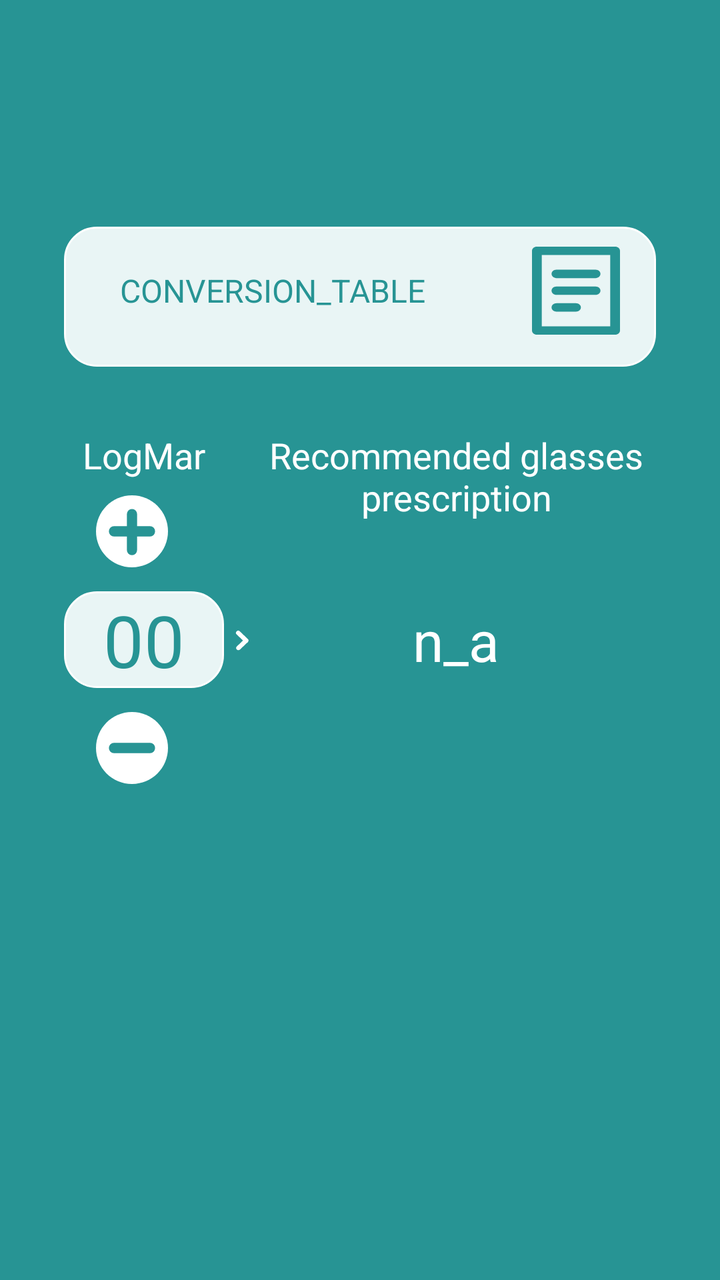
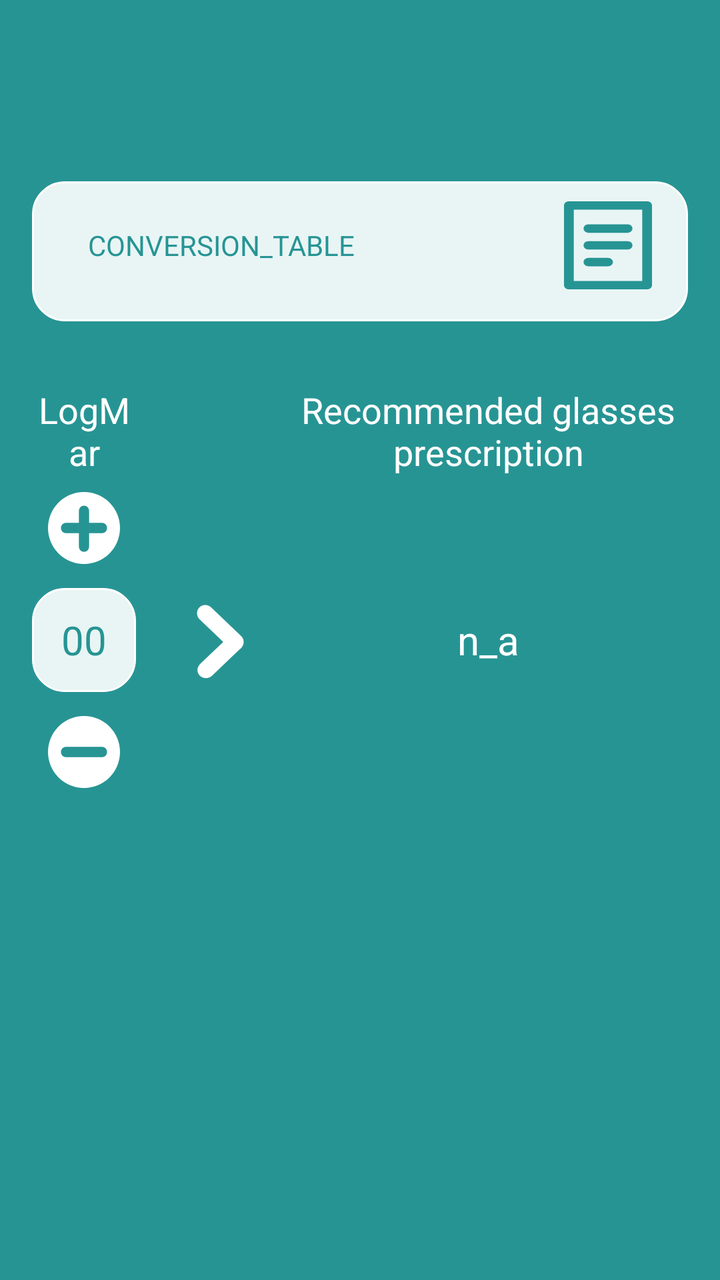

Screens rendered from an Android XML layout before and after an edit, with the pre-edit source and the edit as a unified diff.
<!-- AndroidManifest.xml: application theme Theme.CheckEyesight -->
<!-- res/layout/fragment_calculate.xml -->
<?xml version="1.0" encoding="utf-8"?>
<RelativeLayout xmlns:android="http://schemas.android.com/apk/res/android"
    xmlns:tools="http://schemas.android.com/tools"
    android:layout_width="match_parent"
    android:layout_height="match_parent"
    android:background="@color/dark_night"
    tools:context=".calculate.Calculate">


    <RelativeLayout
        android:id="@+id/relativeLayout6"
        android:layout_width="match_parent"
        android:layout_height="wrap_content"
        android:layout_above="@id/result2"
        android:layout_centerHorizontal="true"
        android:layout_marginHorizontal="32dp"
        android:layout_marginBottom="32dp"
        android:background="@drawable/btn_background_unselected"
        android:paddingHorizontal="16dp"
        android:paddingVertical="8dp">

        <Button
            android:id="@+id/btn_first"
            android:layout_width="match_parent"
            android:layout_height="48dp"
            android:layout_alignParentStart="true"
            android:layout_marginBottom="6dp"
            android:layout_toStartOf="@id/image_first"
            android:background="@android:color/transparent"
            android:gravity="center_vertical"
            android:paddingHorizontal="12dp"
            android:text="@string/conversion_table"
            android:textColor="@color/dark_and_light"
            android:textSize="16sp"


            />

        <ImageView
            android:id="@+id/image_first"
            android:layout_width="48dp"
            android:layout_height="48dp"
            android:layout_alignParentEnd="true"
            android:layout_marginBottom="6dp"
            android:padding="2dp"
            android:src="@drawable/ic_conversion_table"

            />

    </RelativeLayout>

    <TextView
        android:id="@+id/textView6"
        android:layout_width="match_parent"
        android:layout_height="wrap_content"
        android:layout_above="@id/increase"
        android:layout_marginBottom="8dp"
        android:gravity="center"
        android:text="LogMar"
        android:textColor="@color/white"
        android:layout_alignLeft="@id/text_result"
        android:layout_alignRight="@id/text_result"
        android:textSize="18sp"

        />

    <TextView
        android:id="@+id/result2"
        android:layout_width="200dp"
        android:layout_height="wrap_content"
        android:layout_alignTop="@id/textView6"
        android:layout_alignParentEnd="true"
        android:gravity="center"
        android:text="@string/recommended_glasses"
        android:textColor="@color/white"
        android:layout_marginEnd="32dp"
        android:textSize="18sp"

        />

    <ImageButton
        android:id="@+id/increase"
        android:layout_width="36dp"
        android:layout_height="36dp"
        android:layout_above="@id/text_result"
        android:layout_marginStart="48dp"
        android:layout_marginBottom="12dp"
        android:background="@drawable/btn_background_unselected"
        android:backgroundTint="@color/dark_night"
        android:padding="0dp"
        android:scaleType="fitCenter"
        android:src="@drawable/ic_plus" />

    <TextView
        android:id="@+id/text_view_result"
        android:layout_width="140dp"
        android:layout_height="wrap_content"
        android:layout_centerVertical="true"
        android:gravity="center_horizontal"
        android:text="@string/n_a"
        android:maxLines="1"
        android:textColor="@color/white"
        android:textSize="28sp"
        android:layout_alignEnd="@id/result2"
        android:layout_alignStart="@id/result2"

        />


    <ImageButton
        android:id="@+id/decrease"
        android:layout_width="36dp"
        android:layout_height="36dp"
        android:layout_below="@id/text_result"
        android:layout_marginStart="48dp"
        android:layout_marginTop="12dp"
        android:backgroundTint="@color/dark_night"
        android:padding="0dp"
        android:scaleType="fitCenter"
        android:src="@drawable/ic_minus"
        android:background="@drawable/btn_background_unselected"
        />

    <TextView
        android:id="@+id/text_result"
        android:layout_width="80dp"
        android:layout_height="wrap_content"
        android:layout_centerVertical="true"
        android:background="@drawable/btn_background_unselected"
        android:layout_marginStart="32dp"
        android:gravity="center"
        android:maxLines="1"
        android:text="00"
        android:textColor="@color/dark_and_light"
        android:textSize="36sp"

        />

    <ImageView
        android:layout_width="60dp"
        android:layout_height="60dp"
        android:layout_toEndOf="@id/text_result"
        android:layout_centerVertical="true"
        android:layout_toStartOf="@id/text_view_result"
        android:src="@drawable/back"
        android:rotation="180"
        />


</RelativeLayout>
<!-- resources referenced by this layout -->
<resources>
  <color name="dark_and_light">#279494</color>
  <color name="dark_night">#279494</color>
  <color name="white">#FFFFFFFF</color>
  <!-- drawable back (drawable) -->
  <vector xmlns:android="http://schemas.android.com/apk/res/android"
      android:width="36dp"
      android:height="36dp"
      android:viewportWidth="36"
      android:viewportHeight="36">
    <group>
      <clip-path
          android:pathData="M0,0h36v36h-36z"/>
      <path
          android:pathData="M18,18m-18,0a18,18 0,1 1,36 0a18,18 0,1 1,-36 0"
  
          />
      <path
          android:pathData="M10.813,14.145L9.004,15.871L12.621,19.323L14.43,17.597L10.813,14.145ZM21.63,10.726C22.629,9.773 22.629,8.227 21.63,7.274C20.631,6.321 19.011,6.321 18.013,7.274L21.63,10.726ZM14.43,17.597L21.63,10.726L18.013,7.274L10.813,14.145L14.43,17.597Z"
          android:fillColor="@color/white"
  
          />
      <path
          android:pathData="M11,17.412L20,26"
          android:strokeWidth="5"
          android:fillColor="@color/white"
          android:strokeColor="@color/white"
          android:strokeLineCap="round"
  
          />
    </group>
  </vector>
  <!-- drawable btn_background_unselected (drawable) -->
  <?xml version="1.0" encoding="utf-8"?>
  <shape xmlns:android="http://schemas.android.com/apk/res/android">
      <corners android:radius="16dp" />
      <padding
          android:bottom="0dp"
          android:left="0dp"
          android:right="0dp"
          android:top="0dp" />
  
      <solid android:color="@color/light_and_dark" />
      <size android:height="20dp" />
  
      <stroke
          android:width="1sp"
          android:color="@color/white" />
  </shape>
  <!-- drawable ic_minus (drawable) -->
  <vector xmlns:android="http://schemas.android.com/apk/res/android"
      android:width="282dp"
      android:height="282dp"
      android:viewportWidth="282"
      android:viewportHeight="282">
    <group>
      <clip-path
          android:pathData="M0,0h282v282h-282z"/>
      <path
          android:pathData="M141,282C218.87,282 282,218.87 282,141C282,63.13 218.87,0 141,0C63.13,0 0,63.13 0,141C0,218.87 63.13,282 141,282Z"
          android:fillColor="@color/white"/>
      <path
          android:pathData="M211.5,141H70.5"
          android:strokeLineJoin="round"
          android:strokeWidth="40"
          android:fillColor="#00000000"
          android:strokeColor="#279494"
          android:strokeLineCap="round"/>
    </group>
  </vector>
  <string name="conversion_table">conversion_table</string>
  <string name="n_a">n_a</string>
  <string name="recommended_glasses">Recommended glasses prescription</string>
  <style name="Theme.CheckEyesight" parent="Theme.AppCompat.DayNight.DarkActionBar">
          
          <item name="colorPrimary">@color/cardview_dark_background</item>
          <item name="colorPrimaryVariant">@color/black</item>
          <item name="colorOnPrimary">@color/black</item>
          
          <item name="colorSecondary">@color/black</item>
          <item name="colorSecondaryVariant">@color/black</item>
          <item name="colorOnSecondary">@color/black</item>
          
          <item name="background">@color/teal_700</item>
          <item name="fontFamily">@font/balsamiqsans_regular</item>
  
          <item name="android:navigationBarColor">@android:color/transparent</item>
          <item name="android:statusBarColor">@android:color/transparent</item>
          <item name="android:colorControlHighlight">@android:color/transparent</item>
  
      </style>
  <color name="light_and_dark">#E9F5F5</color>
  <color name="black">#FF000000</color>
  <color name="teal_700">#7C0C32</color>
  <!-- unchanged entries left out for length: 2 -->
</resources>

<!-- the commit's change to res/layout/fragment_calculate.xml (unified diff, before → after) -->
@@ -13,7 +13,7 @@
         android:layout_height="wrap_content"
         android:layout_above="@id/result2"
         android:layout_centerHorizontal="true"
-        android:layout_marginHorizontal="32dp"
+        android:layout_marginHorizontal="16dp"
         android:layout_marginBottom="32dp"
         android:background="@drawable/btn_background_unselected"
         android:paddingHorizontal="16dp"
@@ -22,7 +22,7 @@
         <Button
             android:id="@+id/btn_first"
             android:layout_width="match_parent"
-            android:layout_height="48dp"
+            android:layout_height="wrap_content"
             android:layout_alignParentStart="true"
             android:layout_marginBottom="6dp"
             android:layout_toStartOf="@id/image_first"
@@ -31,7 +31,7 @@
             android:paddingHorizontal="12dp"
             android:text="@string/conversion_table"
             android:textColor="@color/dark_and_light"
-            android:textSize="16sp"
+            android:textSize="14sp"
 
 
             />
@@ -73,7 +73,7 @@
         android:gravity="center"
         android:text="@string/recommended_glasses"
         android:textColor="@color/white"
-        android:layout_marginEnd="32dp"
+        android:layout_marginEnd="16dp"
         android:textSize="18sp"
 
         />
@@ -83,11 +83,12 @@
         android:layout_width="36dp"
         android:layout_height="36dp"
         android:layout_above="@id/text_result"
-        android:layout_marginStart="48dp"
         android:layout_marginBottom="12dp"
         android:background="@drawable/btn_background_unselected"
         android:backgroundTint="@color/dark_night"
         android:padding="0dp"
+        android:layout_alignStart="@id/text_result"
+        android:layout_alignEnd="@id/text_result"
         android:scaleType="fitCenter"
         android:src="@drawable/ic_plus" />
 
@@ -100,7 +101,7 @@
         android:text="@string/n_a"
         android:maxLines="1"
         android:textColor="@color/white"
-        android:textSize="28sp"
+        android:textSize="20sp"
         android:layout_alignEnd="@id/result2"
         android:layout_alignStart="@id/result2"
 
@@ -112,27 +113,28 @@
         android:layout_width="36dp"
         android:layout_height="36dp"
         android:layout_below="@id/text_result"
-        android:layout_marginStart="48dp"
         android:layout_marginTop="12dp"
         android:backgroundTint="@color/dark_night"
         android:padding="0dp"
         android:scaleType="fitCenter"
+        android:layout_alignStart="@id/text_result"
+        android:layout_alignEnd="@id/text_result"
         android:src="@drawable/ic_minus"
         android:background="@drawable/btn_background_unselected"
         />
 
     <TextView
         android:id="@+id/text_result"
-        android:layout_width="80dp"
-        android:layout_height="wrap_content"
+        android:layout_width="52dp"
+        android:layout_height="52dp"
         android:layout_centerVertical="true"
         android:background="@drawable/btn_background_unselected"
-        android:layout_marginStart="32dp"
+        android:layout_marginStart="16dp"
         android:gravity="center"
         android:maxLines="1"
         android:text="00"
         android:textColor="@color/dark_and_light"
-        android:textSize="36sp"
+        android:textSize="20sp"
 
         />
 
